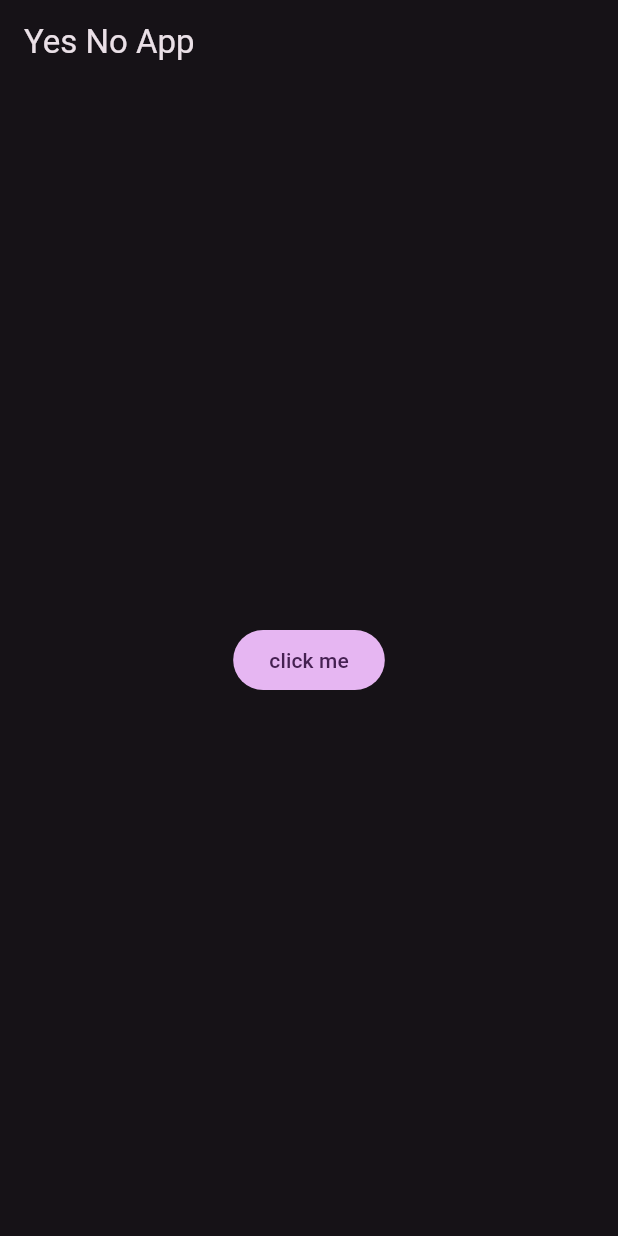
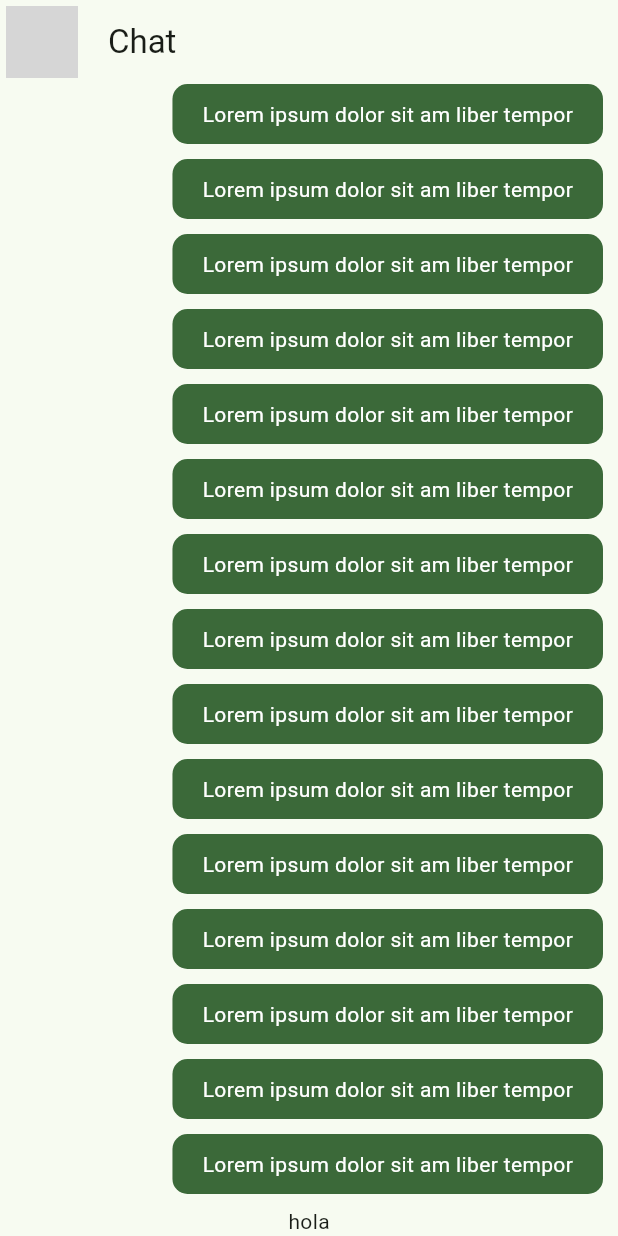
Before and after one commit to EmirMaya/yes_no_app, a Flutter app: the screen it shows after launch, on a phone screen of 412 x 824 dp. Run offline on Flutter 3.47's test engine with Material 3 defaults, Android fonts, the phone set to English and light mode, and no system bars; network calls fail; grey boxes are pictures that could not be loaded.

Commit message:
agregando widgets para chat, mensajes de usuario

```diff
--- a/lib/config/theme/app_theme.dart
+++ b/lib/config/theme/app_theme.dart
@@ -53,7 +53,7 @@ class AppTheme {
   ThemeData theme() {
     return ThemeData(
       colorSchemeSeed: _colorThemes[selectedColor],
-      brightness: Brightness.dark,
+      // brightness: Brightness.dark,
       );
   }
 }
--- a/lib/main.dart
+++ b/lib/main.dart
@@ -1,5 +1,6 @@
 import 'package:flutter/material.dart';
 import 'package:yes_no_app/config/theme/app_theme.dart';
+import 'package:yes_no_app/presentation/screens/chat/chat_screen.dart';
 
 void main() => runApp(const MyApp());
 
@@ -11,15 +12,8 @@ class MyApp extends StatelessWidget {
     return MaterialApp(
       title: 'Yes No App',
       debugShowCheckedModeBanner: false,
-      theme: AppTheme(selectedColor: 0).theme(),
-      home: Scaffold(
-        appBar: AppBar(
-          title: const Text('Yes No App'),
-        ),
-        body:  Center(
-            child:
-                FilledButton(onPressed: () {}, child: const Text('click me'))),
-      ),
+      theme: AppTheme(selectedColor: 2).theme(),
+      home:const ChatScreen(),
     );
   }
 }
--- /dev/null
+++ b/lib/presentation/screens/chat/chat_screen.dart
@@ -0,0 +1,47 @@
+import 'package:flutter/material.dart';
+import 'package:yes_no_app/presentation/widgets/chat/my_message_bubble.dart';
+
+class ChatScreen extends StatelessWidget {
+  const ChatScreen({super.key});
+
+  @override
+  Widget build(BuildContext context) {
+    return Scaffold(
+      appBar: AppBar(
+        leading: const Padding(
+          padding: EdgeInsets.all(4.0),
+          child: CircleAvatar(
+            backgroundImage: NetworkImage(
+                'https://cdn-icons-png.flaticon.com/512/6858/6858504.png'),
+          ),
+        ),
+        title: const Text('Chat '),
+      ),
+      body: _ChatView(),
+    );
+  }
+}
+
+class _ChatView extends StatelessWidget {
+  @override
+  Widget build(BuildContext context) {
+    return SafeArea(
+      child: Padding(
+        padding: const EdgeInsets.symmetric(
+          horizontal: 10,
+        ),
+        child: Column(
+          children: [
+            Expanded(
+                child: ListView.builder(
+                    itemCount: 100,
+                    itemBuilder: (context, index) {
+                      return const MyMessageBubble();
+                    })),
+            Text('hola'),
+          ],
+        ),
+      ),
+    );
+  }
+}
--- /dev/null
+++ b/lib/presentation/widgets/chat/my_message_bubble.dart
@@ -0,0 +1,30 @@
+import 'package:flutter/material.dart';
+
+class MyMessageBubble extends StatelessWidget {
+  const MyMessageBubble({super.key});
+
+  @override
+  Widget build(BuildContext context) {
+    final colors = Theme.of(context).colorScheme;
+
+    return Column(
+      crossAxisAlignment: CrossAxisAlignment.end,
+      children: [
+        Container(
+          decoration: BoxDecoration(
+            color: colors.primary,
+            borderRadius: BorderRadius.circular(10),
+          ),
+          child: const Padding(
+            padding: EdgeInsets.symmetric(horizontal: 20, vertical: 10),
+            child: Text(
+              'Lorem ipsum dolor sit am liber tempor',
+              style: TextStyle(color: Colors.white),
+            ),
+          ),
+        ),
+        const SizedBox(height: 10)
+      ],
+    );
+  }
+}
```
